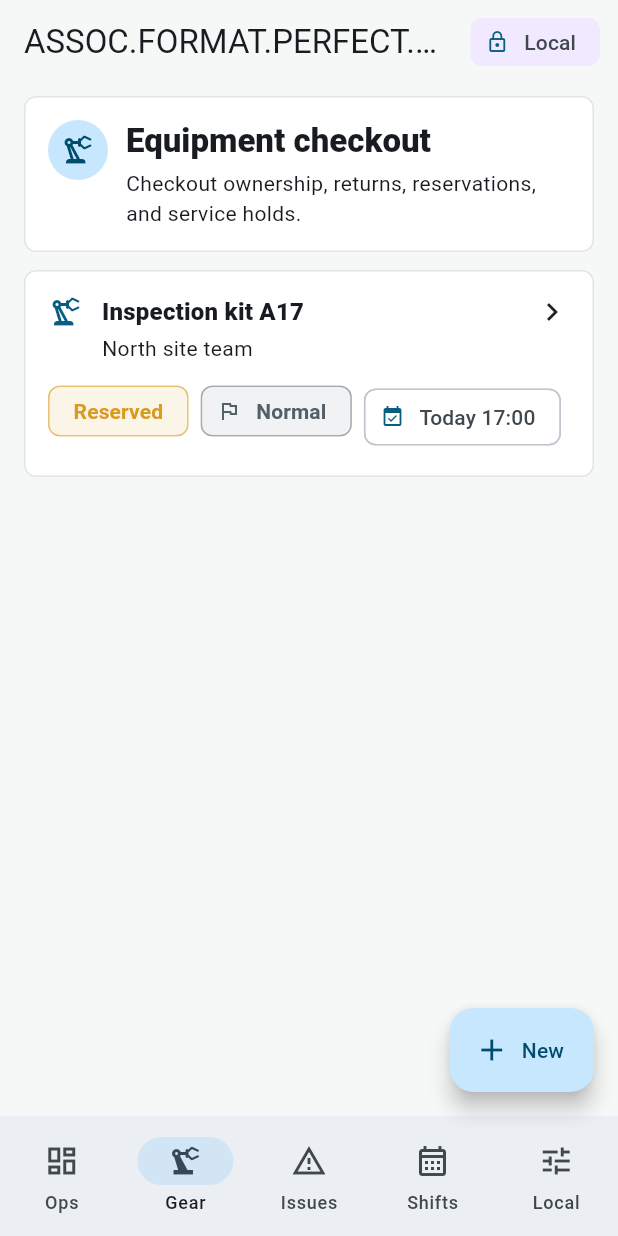
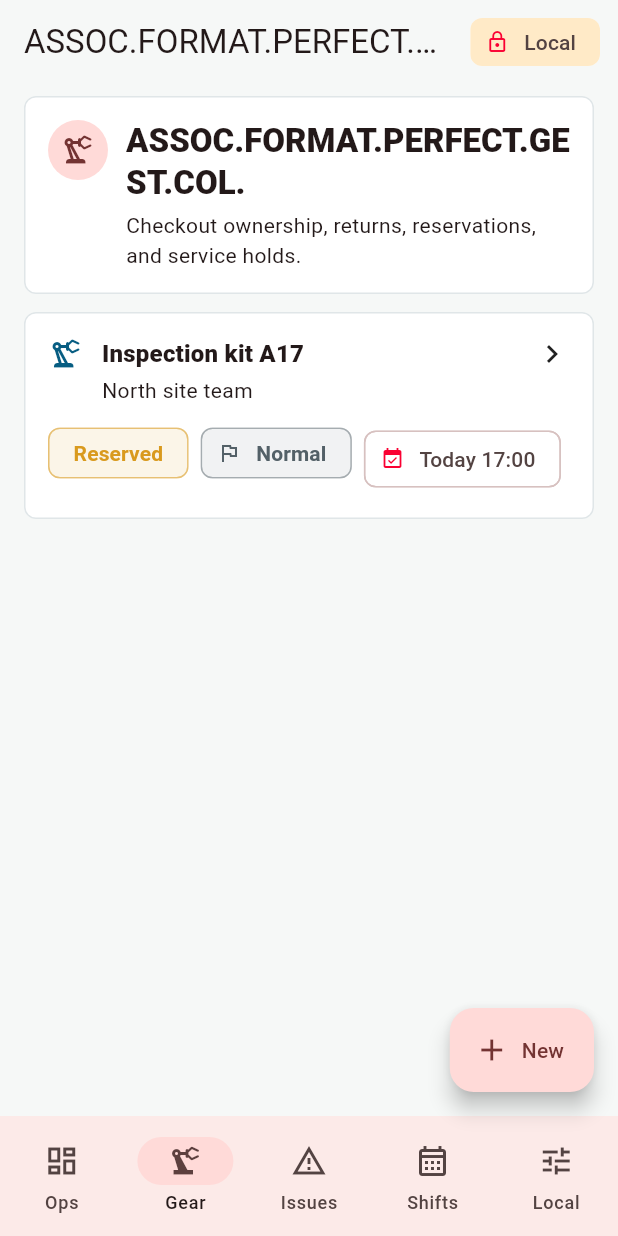
Before and after one commit to EOOrga/68d9d11f1299230338f42ea4, a Flutter app: the screen it shows after launch, item 2 of the bottom bar chosen, on a phone screen of 412 x 824 dp. Run offline on Flutter 3.47's test engine with Material 3 defaults, Android fonts, the phone set to English and light mode, and no system bars; our stand-ins replace shared_preferences.

Commit message:
Create Flutter variant fr.assocformatperfectgestcolterr.rat

```diff
--- a/lib/main.dart
+++ b/lib/main.dart
@@ -17,9 +17,9 @@
 
   @override
   Widget build(BuildContext context) {
-    const primary = Color(0xFF075D82);
-    const secondary = Color(0xFFD99A1E);
-    const tertiary = Color(0xFF2F7D57);
+    const primary = Color(0xFFFA0032);
+    const secondary = Color(0xFFFA4B00);
+    const tertiary = Color(0xFFFA00AF);
     const background = Color(0xFFF6F8F7);
 
     return MaterialApp(
@@ -258,7 +258,7 @@
             onCreateType: _openForm,
           ),
           1 => RecordListPage(
-            title: 'Equipment checkout',
+            title: 'ASSOC.FORMAT.PERFECT.GEST.COL.',
             type: 'equipment',
             emptyText: 'No equipment records saved.',
             controller: controller,
--- a/pubspec.yaml
+++ b/pubspec.yaml
@@ -1,4 +1,4 @@
-name: assoc_format_perfect_gest_col
+name: rat
 description: "Local operations planning for equipment, incidents, shifts, and resources."
 publish_to: 'none'
 version: 1.0.0+1
@@ -26,4 +26,6 @@
 flutter_launcher_icons:
   android: true
   image_path: "docs/icon.png"
+  adaptive_icon_foreground: docs/icon.png
+  adaptive_icon_background: "#FA00AF"
   min_sdk_android: 23
```
Also changed, not shown: docs/icon.png, 11 other files.
